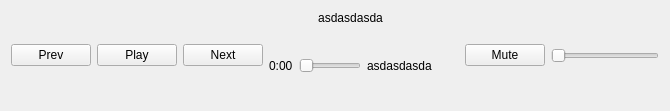
Old version of the form playercontrolswidget.ui in the repository Worm-Warrior/QBar.
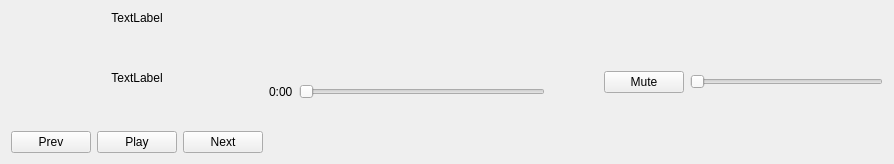
New version of the form.

Commit message: added song and album info to player, closes #7

Patch:
```diff
--- a/playercontrolswidget.ui
+++ b/playercontrolswidget.ui
@@ -6,8 +6,8 @@
    <rect>
     <x>0</x>
     <y>0</y>
-    <width>670</width>
-    <height>111</height>
+    <width>894</width>
+    <height>164</height>
    </rect>
   </property>
   <property name="windowTitle">
@@ -15,7 +15,60 @@
   </property>
   <layout class="QHBoxLayout" name="horizontalLayout_4">
    <item>
-    <layout class="QHBoxLayout" name="horizontalLayout_3" stretch="1,1,1,6,1,1,4">
+    <layout class="QHBoxLayout" name="horizontalLayout_3" stretch="0,6,1,1,4">
+     <item>
+      <layout class="QVBoxLayout" name="verticalLayout_3">
+       <item>
+        <layout class="QVBoxLayout" name="verticalLayout_2" stretch="1,1,500">
+         <item alignment="Qt::AlignmentFlag::AlignHCenter">
+          <widget class="QLabel" name="trackTitle">
+           <property name="sizePolicy">
+            <sizepolicy hsizetype="Fixed" vsizetype="Fixed">
+             <horstretch>0</horstretch>
+             <verstretch>0</verstretch>
+            </sizepolicy>
+           </property>
+           <property name="minimumSize">
+            <size>
+             <width>0</width>
+             <height>0</height>
+            </size>
+           </property>
+           <property name="text">
+            <string>TextLabel</string>
+           </property>
+           <property name="alignment">
+            <set>Qt::AlignmentFlag::AlignCenter</set>
+           </property>
+          </widget>
+         </item>
+         <item alignment="Qt::AlignmentFlag::AlignHCenter">
+          <widget class="QLabel" name="trackAlbum">
+           <property name="sizePolicy">
+            <sizepolicy hsizetype="Fixed" vsizetype="Preferred">
+             <horstretch>0</horstretch>
+             <verstretch>0</verstretch>
+            </sizepolicy>
+           </property>
+           <property name="minimumSize">
+            <size>
+             <width>0</width>
+             <height>0</height>
+            </size>
+           </property>
+           <property name="text">
+            <string>TextLabel</string>
+           </property>
+           <property name="alignment">
+            <set>Qt::AlignmentFlag::AlignCenter</set>
+           </property>
+          </widget>
+         </item>
+         <item>
+          <layout class="QHBoxLayout" name="horizontalLayout_2">
+           <property name="sizeConstraint">
+            <enum>QLayout::SizeConstraint::SetDefaultConstraint</enum>
+           </property>
      <item>
       <widget class="QPushButton" name="prevButton">
        <property name="autoFillBackground">
@@ -52,12 +105,18 @@
        </property>
       </widget>
      </item>
+          </layout>
+         </item>
+        </layout>
+       </item>
+      </layout>
+     </item>
      <item>
       <layout class="QVBoxLayout" name="verticalLayout" stretch="1,10">
        <item>
         <widget class="QLabel" name="curTime">
          <property name="text">
-          <string>asdasdasda</string>
+          <string/>
          </property>
          <property name="textFormat">
           <enum>Qt::TextFormat::RichText</enum>
@@ -95,7 +154,7 @@
          <item>
           <widget class="QLabel" name="maxDuration">
            <property name="text">
-            <string>asdasdasda</string>
+            <string/>
            </property>
           </widget>
          </item>
```
Lines whose indentation alone changed are shown as unchanged. The commit also changes 4 other files.
